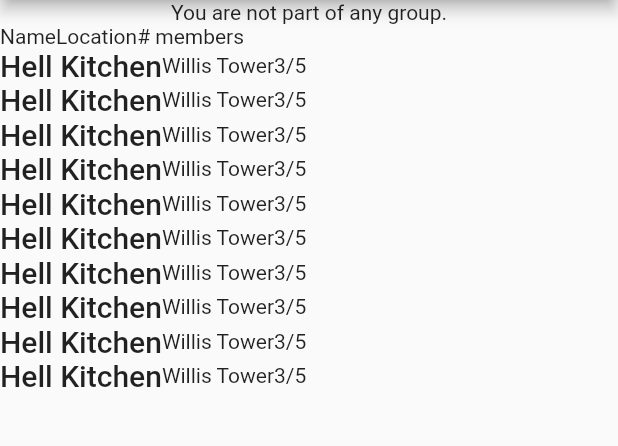
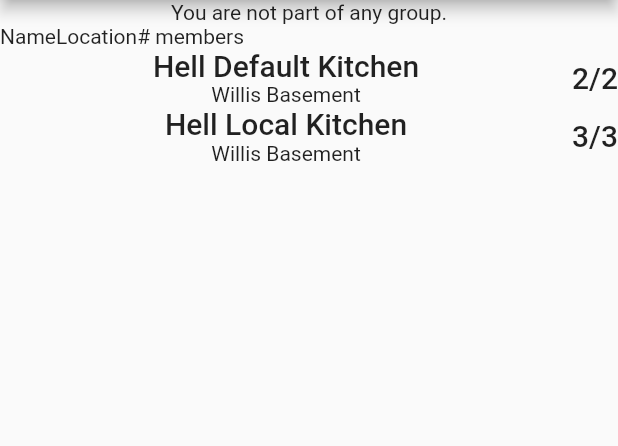
Before and after one commit to RaphBourgeois/MealToShare, a Flutter app: the screen it shows after launch, on a phone screen of 412 x 824 dp, the part 84-530 px from its top. Run offline on Flutter 3.47's test engine with Material 2 defaults, Android fonts, the phone set to English and light mode, and no system bars; our stand-ins replace cloud_firestore, firebase_auth, google_sign_in, shared_preferences; accounts and stored records are empty.

```diff
--- a/lib/main.dart
+++ b/lib/main.dart
@@ -34,7 +34,7 @@ class Root extends StatelessWidget {
   @override
   Widget build(BuildContext context) {
     Connect _connection = new Connect();
-    _connection.signIn();
+    _connection.getConnect().signIn();
     return new MyScaffold().displayPage(context, Groups());
   }
 }
--- a/lib/pages/cooking_circles.dart
+++ b/lib/pages/cooking_circles.dart
@@ -13,6 +13,7 @@ class _GroupsState extends State<Groups> {
   LocalData localData = new LocalData();
   Connect connection = new Connect();
 
+
   String _name = "";
   _GroupsState() {
     //connection..
@@ -26,7 +27,7 @@ class _GroupsState extends State<Groups> {
       );
     }
   }
-  Widget multiListDisplay(){
+  Widget multiListDisplay(Map<String,Map<String,String>> listsToDisplay){
     final int column =3;
     final int row =10;
 
@@ -35,10 +36,33 @@ class _GroupsState extends State<Groups> {
       List<Widget> list = new List();
       list.add(new Row(children: <Widget>[new Text("Name"),new Text("Location"),new Text("# members"),]));
       int i=0;
-      while(i < row){
-        list.add(new Row(children: <Widget>[new Text("Hell Kitchen",style: Theme.of(context).textTheme.title,),new Text("Willis Tower"),new Text("3/5"),]));
-        i++;
-      }
+      listsToDisplay.forEach(
+        (k,v) =>
+          list.add(new Row(children:
+          <Widget>[
+            //v.forEach(
+            //  (k2,v2) =>
+              //new Text(v["name"].toString(),style: Theme.of(context).textTheme.title,),
+              new Expanded(child:
+                new Container(child:
+                  new Column(children: <Widget>[
+                    new Text(v["name"].toString(),style: Theme.of(context).textTheme.title,),
+                    new Text(v["location"].toString(),),
+                  ],)
+                )
+              ),
+              new Text(v["max"].toString() + "/" + v["max"].toString(),style: Theme.of(context).textTheme.title,),
+            //)
+            ]
+            )
+          )
+      );
+
+
+      //while(i < listsToDisplay.length){
+      //  list.add(new Row(children: <Widget>[new Text("Hell Kitchen-",style: Theme.of(context).textTheme.title,),new Text("Willis Tower"),new Text(i.toString() +"/5"),]));
+      //  i++;
+      //}
       return list;
     }
 
@@ -54,7 +78,7 @@ class _GroupsState extends State<Groups> {
     return new Column(//page
       children: <Widget>[
         new Text("You are not part of any group."),
-        multiListDisplay(),
+        multiListDisplay(connection.getConnect().getGroups()),
       ],
     );
   }
--- a/lib/utils/firebaseAPI.dart
+++ b/lib/utils/firebaseAPI.dart
@@ -28,16 +28,88 @@ class LocalData{
 }
 
 
-class Connect{
-  final DocumentReference documentReference = Firestore.instance.document("mealtoshare.demo/restrictions");
 
-  final FirebaseAuth _auth = FirebaseAuth.instance;
-  final GoogleSignIn googleSignIn = new GoogleSignIn();
-  String _userName;
 
+abstract class Connector{
+  bool connected = false;
+  String _userName ="default";
+  Map<String,Map<String,String>> _groups;
   LocalData localData = new LocalData();
 
-  Future<FirebaseUser> signIn() async{
+  bool signIn(){return false;}
+
+
+  String getUserName(){
+    if (_userName == null){
+      signIn();
+    }
+    return _userName;
+  }
+
+  void signOut();
+
+  void setGroups();
+  void addRestriction(String restriction);
+  void addData();
+  Map<String,Map<String,String>> getGroups(){return _groups;}
+
+}
+class Connect{
+  Connector _connect = new ConnectLocal();
+  Connector getConnect(){
+    return _connect;
+  }
+}
+class ConnectLocal extends Connector{
+  String _userName ="defaultLocal";
+  bool connected = false;
+
+  bool init(){
+    _groups =  <String,Map<String,String>>{
+      "g1": <String,String>{
+        "name": "Hell Default Kitchen",
+        "location": "Willis Basement",
+        "max": "2",
+      },
+    };
+    return true;
+  }
+  ConnectLocal(){
+    //init();
+    setGroups();
+  }
+
+  bool signIn(){
+    connected = true;
+    _userName = "FakeConnectedUser";
+    return false;
+  }
+  void signOut(){
+    connected = false;
+    _userName ="none";
+    print("User signed out");
+  }
+  void addRestriction(String restriction){print("addRestriction not implemented");}
+  void setGroups(){
+    init();
+    _groups["g2"] =<String,String>{
+      "name": "Hell Local Kitchen",
+      "location": "Willis Basement",
+      "max": "3",
+    };
+    print("Groups: " + _groups.toString());
+  }
+  void addData(){print("addData not implemented");}
+}
+class ConnectFireBase extends Connector{
+  String _userName ="defaultFB";
+  bool connected = false;
+
+  bool signIn(){
+    signInAsync();
+    return false;
+  }
+  Future<FirebaseUser> signInAsync() async{
       GoogleSignInAccount googleSingInAccount = await googleSignIn.signIn();
       GoogleSignInAuthentication gSA = await googleSingInAccount.authentication;
 
@@ -49,6 +121,12 @@ class Connect{
         print("User Name : ${user.photoUrl}");
         return user;
   }
+
+  final DocumentReference documentReference = Firestore.instance.document("mealtoshare.demo/restrictions");
+  final FirebaseAuth _auth = FirebaseAuth.instance;
+  final GoogleSignIn googleSignIn = new GoogleSignIn();
+
+  LocalData localData = new LocalData();
 
   String getUserName(){
     if (_userName == null){
@@ -64,7 +142,7 @@ class Connect{
 
   void setGroups(){
     Map<String,String> data = <String,String>{
-      "name": "Hell Kitchen 2",
+      "name": "Hell Kitchen 3",
       "location": "Willis Tower",
       "max:": "5",
     };
```
Also changed, not shown: lib/pages/test_page.dart (+4 -3 lines). Lines whose indentation alone changed are shown as unchanged.
